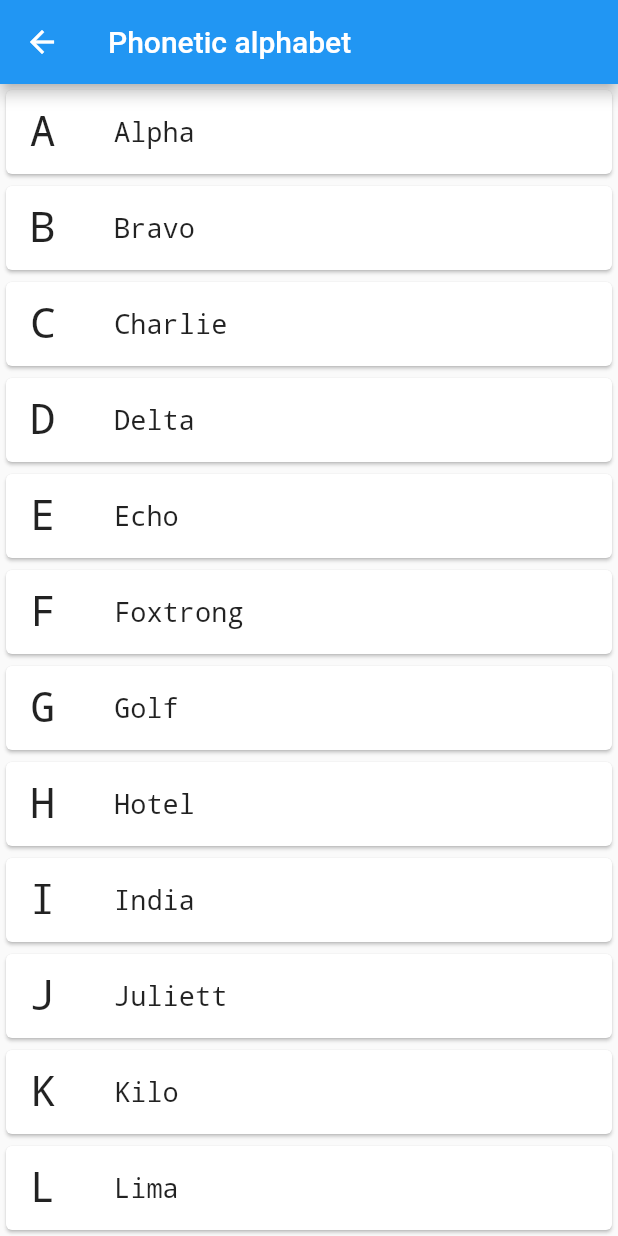
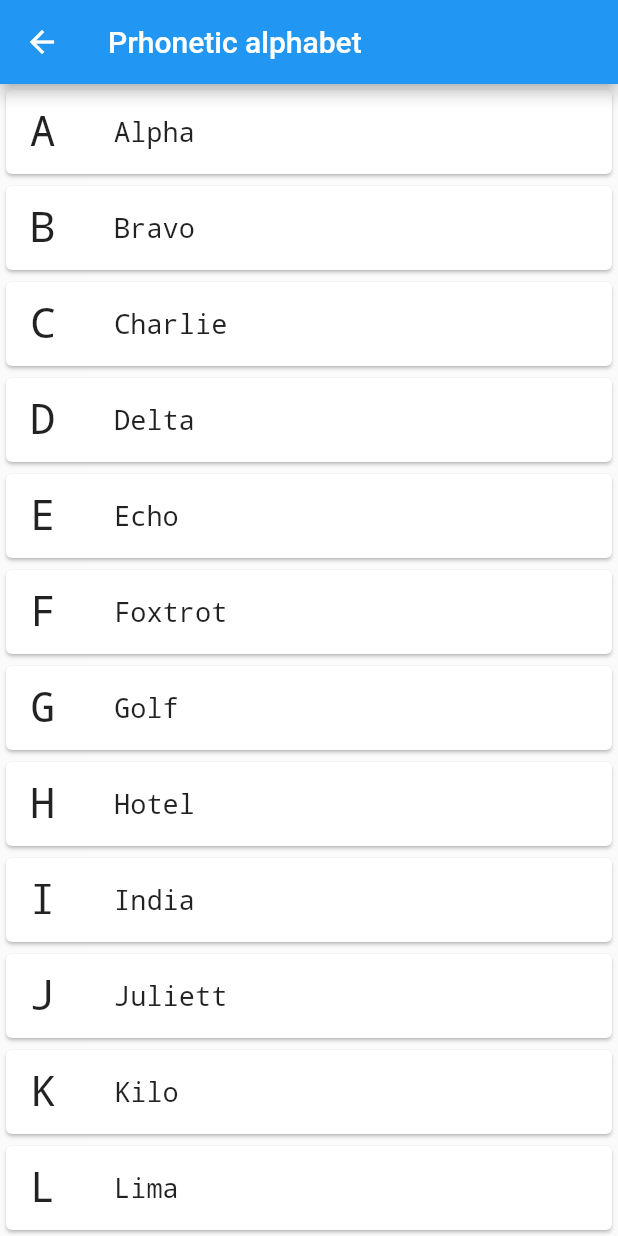
Before and after one commit to sashko/speak_nato, a Flutter app: the AlphabetScreen screen opened by its route, on a phone screen of 412 x 824 dp. Run offline on Flutter 3.47's test engine with Material 2 defaults, Android fonts, the phone set to English and light mode, and no system bars.

Commit message:
AlphabetScreen: fix Foxtrot spelling
Signed-off-by: Oleksandr Kravchuk <open.source@oleksandr-kravchuk.com>

```diff
--- a/lib/screens/alphabet_screen.dart
+++ b/lib/screens/alphabet_screen.dart
@@ -2,18 +2,17 @@ import 'package:flutter/material.dart';
 
 
 class AlphabetScreen extends StatelessWidget {
-  final String _title = "Phonetic alphabet";
+  final String _title = "Prhonetic alphabet";
 
   final double _fontSize = 18.0;
   final String _fontFamily = 'Monospace';
 
   final List _english = ["A", "B", "C", "D", "E", "F", "G", "H", "I", "J", "K", "L", "M",
                          "N", "O", "P", "Q", "R", "S", "T", "U", "V", "W", "X", "Y", "Z"];
-  final List _nato = ["Alpha", "Bravo", "Charlie", "Delta", "Echo", "Foxtrong", "Golf",
+  final List _nato = ["Alpha", "Bravo", "Charlie", "Delta", "Echo", "Foxtrot", "Golf",
                       "Hotel", "India", "Juliett", "Kilo", "Lima", "Mike", "November",
                       "Oscar", "Papa", "Quebec", "Romeo", "Sierra", "Tango", "Uniform",
                       "Victor", "Whiskey", "Xray", "Yankee", "Zulu"];
-  final List _phonic = ["AL-FAH", "BRAH-VOH", "CHAR-LEE"];
 
   @override
   Widget build(BuildContext context) {
```
